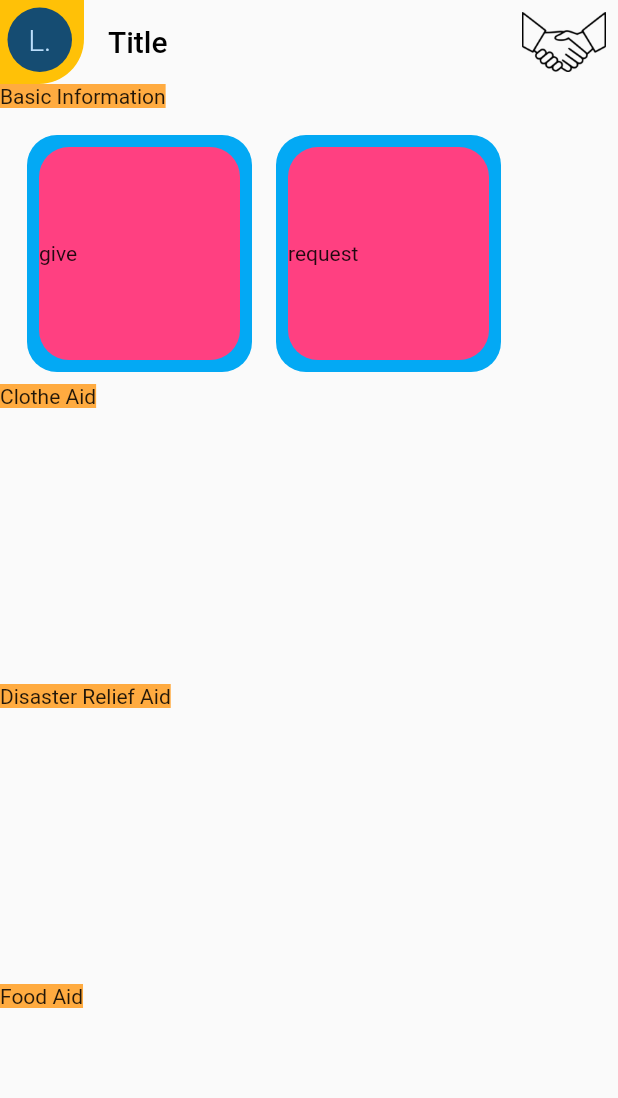
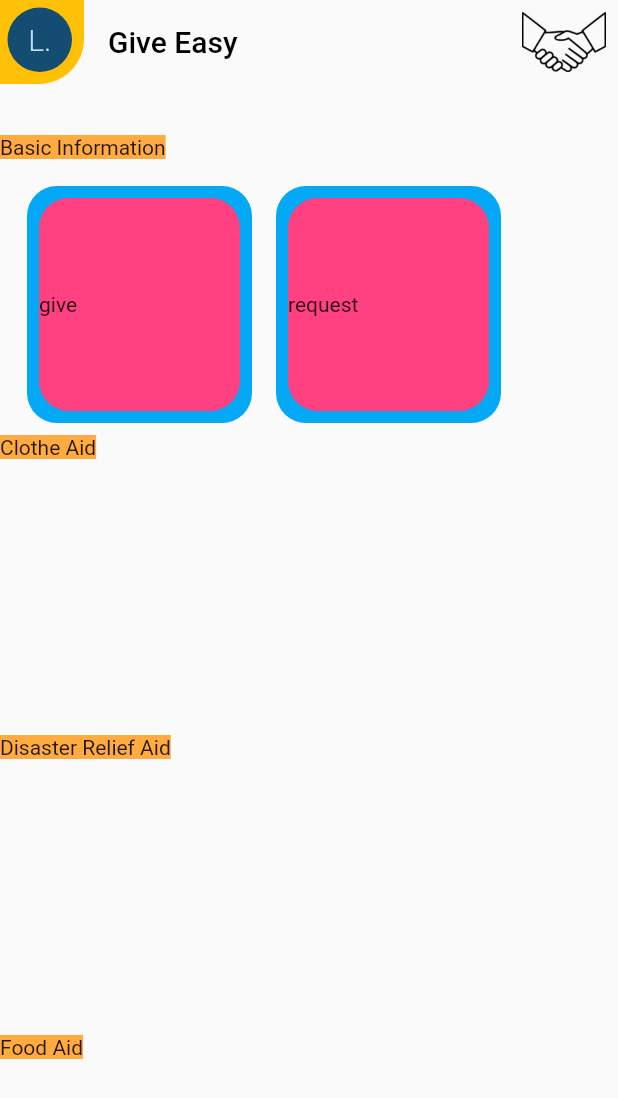
Before and after one commit to AkshaySiddannavar/give_easy, a Flutter app: the HomeScreen screen opened by its route, on a phone screen of 412 x 824 dp. Shown: the top 1098 px of the screen. Run offline on Flutter 3.47's test engine with Material 2 defaults, Android fonts, the phone set to English and light mode, and no system bars; our stand-ins replace cloud_firestore, confetti, file_picker, firebase_auth, firebase_core, firebase_storage and 2 more; missing offline and left inert: razorpay_flutter; accounts and stored records are empty.

Commit message:
add Give Easy as title in app-bar and add padding to elements in ListViewBuilder
Because:
- We want to display App's name in AppBar
- We wanted to display keep some distance between AppBar contents and body

Added Give Easy as title in app-bar and add padding to elements in ListViewBuilder.

```diff
--- a/lib/screens/home_screen.dart
+++ b/lib/screens/home_screen.dart
@@ -180,7 +180,7 @@ class _HomeScreenState extends State<HomeScreen> {
           backgroundColor: Colors.transparent,
           foregroundColor: Colors.transparent,
           title: Text(
-            'Title',
+            'Give Easy',
             style: TextStyle(
                 color: Colors.black, backgroundColor: Colors.transparent),
           ),
@@ -230,6 +230,7 @@ class _HomeScreenState extends State<HomeScreen> {
             return listOfAllCategoricalTiles[index];
           }),
           itemCount: listOfAllCategoricalTiles.length,
+          padding: EdgeInsets.only(top: 90),
         ),
       );
     });
```
